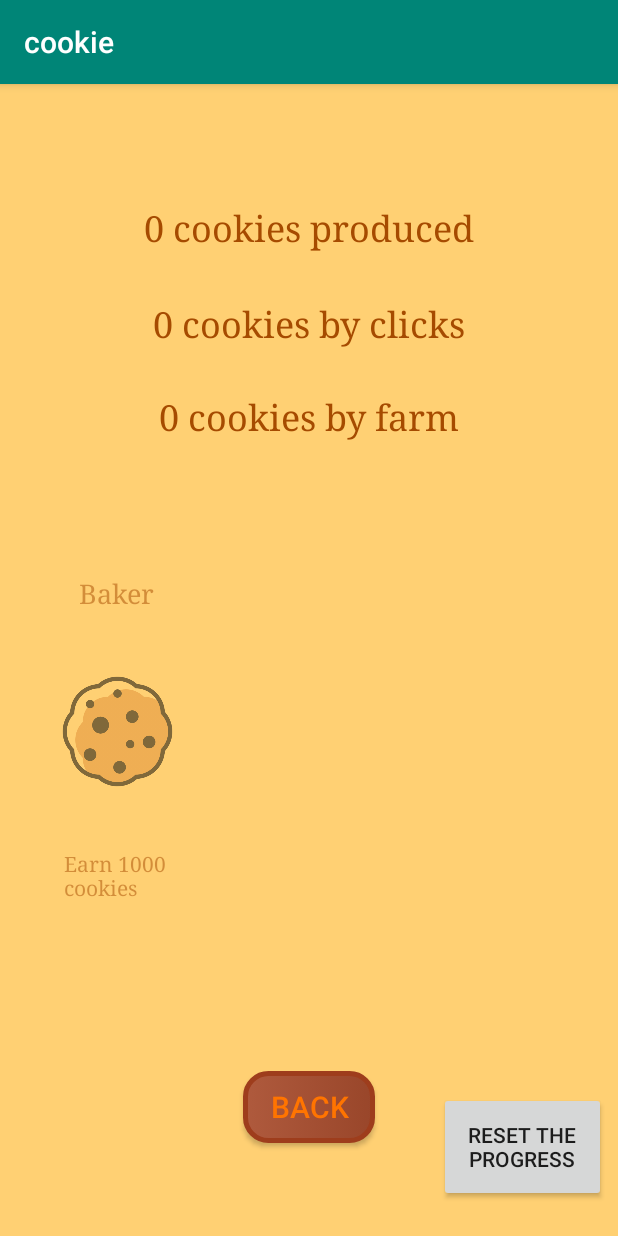
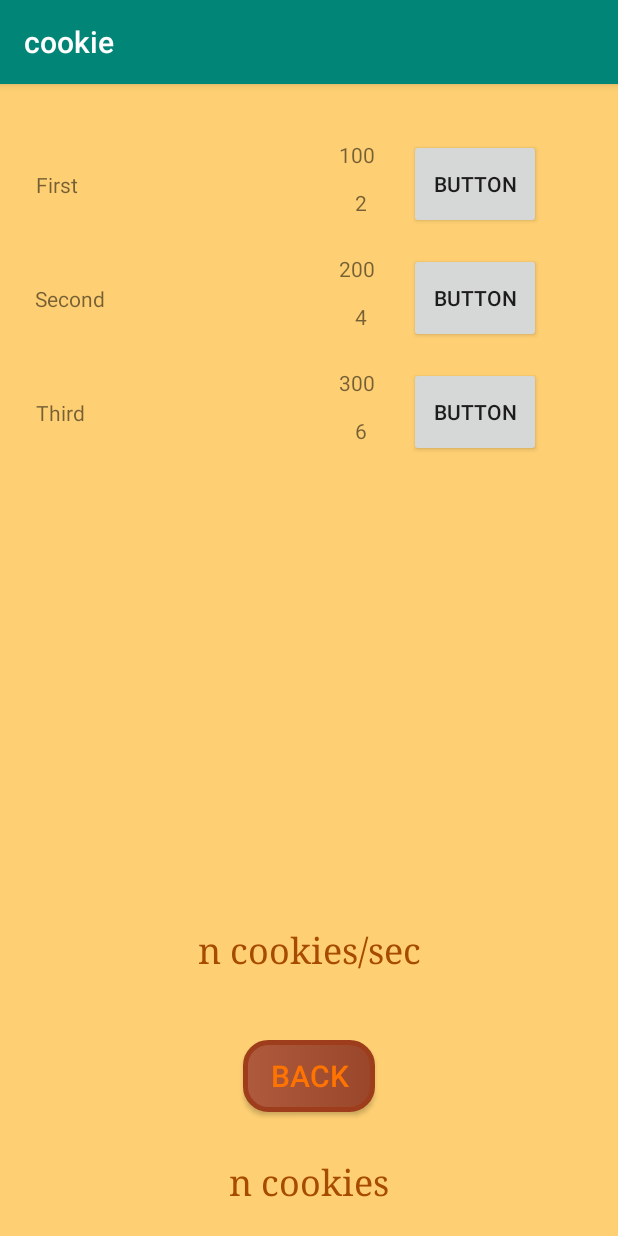
Before and after one commit to BigSaaber/cookie, an Android app: the screen it shows after launch (StatisticActivity before the commit, LastShopActivity after it), after a tap on "STATISTICS", on a phone screen of 412 x 824 dp. Run offline under Robolectric (Android 15) with nearby library versions, the phone set to English and light mode, and no system bars.

Commit message:
1. recycleView works
Need to:
-Add buttons for Intent
-Add rv buttons
-Add rv text changes
-Add main rv text changes
-Add sounds (everywhere)
-Add saves

```diff
--- a/app/build.gradle
+++ b/app/build.gradle
@@ -26,7 +26,6 @@ dependencies {
     androidTestImplementation 'com.android.support.test:runner:1.0.2'
     androidTestImplementation 'com.android.support.test.espresso:espresso-core:3.0.2'
 
-
     //recyclerview
     implementation 'com.android.support:recyclerview-v7:28.0.0'
 
--- a/app/src/main/AndroidManifest.xml
+++ b/app/src/main/AndroidManifest.xml
@@ -20,7 +20,8 @@
         </activity>
         <activity android:name=".ShopActivity" />
         <activity android:name=".StatisticActivity" />
-        <activity android:name=".RecyclerShopActivity"></activity>
+        <activity android:name=".RecyclerShopActivity" />
+        <activity android:name=".LastShopActivity"></activity>
     </application>
 
 </manifest>
--- /dev/null
+++ b/app/src/main/java/e/max_1l/not_a_virus/Agent.java
@@ -0,0 +1,12 @@
+package e.max_1l.not_a_virus;
+
+public class Agent {
+    public String name;
+    public int upgrade,price;
+
+    public Agent(String name, int upgrade, int price) {
+        this.name = name;
+        this.upgrade = upgrade;
+        this.price = price;
+    }
+}
--- /dev/null
+++ b/app/src/main/java/e/max_1l/not_a_virus/LastRecyclerAdapter.java
@@ -0,0 +1,57 @@
+package e.max_1l.not_a_virus;
+
+import android.content.Context;
+import android.support.annotation.NonNull;
+import android.support.v7.widget.RecyclerView;
+import android.view.LayoutInflater;
+import android.view.View;
+import android.view.ViewGroup;
+import android.widget.Button;
+import android.widget.TextView;
+
+import java.util.ArrayList;
+
+public class LastRecyclerAdapter extends RecyclerView.Adapter<LastRecyclerAdapter.ViewHolder> {
+    private LayoutInflater inflater;
+    private ArrayList<Agent> agents;
+
+    public LastRecyclerAdapter(Context context, ArrayList<Agent> agents) {
+        this.agents = agents;
+        this.inflater = LayoutInflater.from(context);
+    }
+
+    @NonNull
+    @Override
+    public ViewHolder onCreateViewHolder(@NonNull ViewGroup viewGroup, int i) {
+        View view = inflater.inflate(R.layout.agent_layout,viewGroup,false);
+        ViewHolder holder = new ViewHolder(view);
+        return holder;
+    }
+
+    @Override
+    public void onBindViewHolder(@NonNull ViewHolder viewHolder, int i) {
+        Agent agent = agents.get(i);
+        viewHolder.upgrade.setText(String.valueOf(agent.upgrade));
+        viewHolder.price.setText(String.valueOf(agent.price));
+        viewHolder.name.setText(String.valueOf(agent.name));
+
+    }
+
+    @Override
+    public int getItemCount() {
+        return agents.size();
+    }
+
+    public class ViewHolder extends RecyclerView.ViewHolder {
+        public TextView name,price,upgrade;
+        public Button buy;
+
+        public ViewHolder(@NonNull View itemView) {
+            super(itemView);
+            name = itemView.findViewById(R.id.name_text);
+            price = itemView.findViewById(R.id.price_text);
+            upgrade = itemView.findViewById(R.id.upgrade_text);
+            buy = itemView.findViewById(R.id.buy_button);
+        }
+    }
+}
--- /dev/null
+++ b/app/src/main/java/e/max_1l/not_a_virus/LastShopActivity.java
@@ -0,0 +1,49 @@
+package e.max_1l.not_a_virus;
+
+import android.support.v7.app.AppCompatActivity;
+import android.os.Bundle;
+import android.support.v7.widget.LinearLayoutManager;
+import android.support.v7.widget.RecyclerView;
+import android.util.Log;
+import android.view.View;
+
+import java.util.ArrayList;
+
+public class LastShopActivity extends AppCompatActivity implements View.OnClickListener {
+
+    RecyclerView rv;
+
+    @Override
+    protected void onCreate(Bundle savedInstanceState) {
+        super.onCreate(savedInstanceState);
+        setContentView(R.layout.activity_last_shop);
+
+        rv = findViewById(R.id.lrv);
+
+        LastRecyclerAdapter adapter = new LastRecyclerAdapter(this,makeAgents());
+        rv.setAdapter(adapter);
+        rv.setLayoutManager(new LinearLayoutManager(this));
+
+
+    }
+
+    public ArrayList<Agent> makeAgents(){
+        ArrayList<Agent> agents = new ArrayList<>();
+        Agent agent;
+        String[] names = {"First","Second","Third"};
+        int[] prices = {100,200,300};
+        int[] upgrades = {2,4,6};
+        for (int i = 0; i <names.length ; i++) {
+            agent = new Agent(names[i],upgrades[i],prices[i]);
+            agents.add(agent);
+        }
+        Log.d("Completed",agents.toString());
+        return agents;
+    }
+
+
+    @Override
+    public void onClick(View v) {
+
+    }
+}
--- a/app/src/main/java/e/max_1l/not_a_virus/MainActivity.java
+++ b/app/src/main/java/e/max_1l/not_a_virus/MainActivity.java
@@ -42,7 +42,7 @@ public class MainActivity extends AppCompatActivity implements View.OnClickListe
     public static final String allcSetting = "allcSetting";
     public static final String clickcSetting = "clickSetting";
     public static final String farmcSetting = "farmSetting";
-    private SharedPreferences mSettings;
+    public SharedPreferences mSettings;
 
     /////////////////////////////////////////////////////////////////////////////////////////////////////////// сохранение настроек///////////////////////
 
@@ -159,6 +159,7 @@ public class MainActivity extends AppCompatActivity implements View.OnClickListe
                 startActivityForResult(i,1);
             break;
             case R.id.statistics:
+                /*
                 Intent g = new Intent(this, StatisticActivity.class) ;
                 g.putExtra("allc", allc) ;
                 g.putExtra("num", num) ;
@@ -166,6 +167,9 @@ public class MainActivity extends AppCompatActivity implements View.OnClickListe
                 g.putExtra("farmc", farmc) ;
                 mSoundPool.play(confirmSoundId,1,1,1,0,2);
                 startActivityForResult(g,2);
+                */
+                Intent g = new Intent(this, LastShopActivity.class) ;
+                startActivity(g);
              break;
             case R.id.r_shop:
                 Intent f = new Intent(this,RecyclerShopActivity.class) ;
@@ -179,6 +183,10 @@ public class MainActivity extends AppCompatActivity implements View.OnClickListe
                 startActivityForResult(f,1);
                 break;
         }
+    }
+
+    public void myVoid(){
+        //mSettings.getInt()
     }
 
 
--- a/app/src/main/java/e/max_1l/not_a_virus/RecyclerShopActivity.java
+++ b/app/src/main/java/e/max_1l/not_a_virus/RecyclerShopActivity.java
@@ -67,7 +67,7 @@ public class RecyclerShopActivity extends AppCompatActivity implements View.OnCl
         bback = findViewById(R.id.back);
         amount = findViewById(R.id.cookies_amount);
         farmspeed = findViewById(R.id.cookies_farmspeed);
-        log = findViewById(R.id.log);
+        //log = findViewById(R.id.log);
 
         bback.setOnClickListener(this);
 
@@ -115,12 +115,18 @@ public class RecyclerShopActivity extends AppCompatActivity implements View.OnCl
         putMrSettings();
 
     }
+    protected void onDestroy() {
+        super.onDestroy();
+        putMrSettings();
+
+    }
 
 
     protected void onStop() {
         super.onStop();
-        putMrSettings();
+        //putMrSettings();
     }
+
 
 
     protected void onResume() {
@@ -157,8 +163,8 @@ public class RecyclerShopActivity extends AppCompatActivity implements View.OnCl
             lootPrices.set(4, mrSettings.getInt(lootPricesSetting5, p5));
             lootPrices.set(5, mrSettings.getInt(lootPricesSetting6, p6));
             lootPrices.set(6, mrSettings.getInt(lootPricesSetting7, p7));
-            lootPrices.set(7, mrSettings.getInt(lootPricesSetting7, p8));
-            lootPrices.set(8, mrSettings.getInt(lootPricesSetting7, p9));
+            lootPrices.set(7, mrSettings.getInt(lootPricesSetting8, p8));
+            lootPrices.set(8, mrSettings.getInt(lootPricesSetting9, p9));
 
 
     }
--- /dev/null
+++ b/app/src/main/res/layout/activity_last_shop.xml
@@ -0,0 +1,101 @@
+<?xml version="1.0" encoding="utf-8"?>
+<android.support.constraint.ConstraintLayout xmlns:android="http://schemas.android.com/apk/res/android"
+    xmlns:app="http://schemas.android.com/apk/res-auto"
+    xmlns:tools="http://schemas.android.com/tools"
+    android:layout_width="match_parent"
+    android:layout_height="match_parent"
+    android:background="@color/colorLightYellow"
+    tools:context=".LastShopActivity">
+
+    <android.support.v7.widget.RecyclerView
+        android:id="@+id/lrv"
+        android:layout_width="368dp"
+        android:layout_height="333dp"
+        android:layout_marginStart="8dp"
+        android:layout_marginLeft="8dp"
+        android:layout_marginTop="8dp"
+        android:layout_marginEnd="8dp"
+        android:layout_marginRight="8dp"
+        android:layout_marginBottom="8dp"
+        app:layout_constraintBottom_toBottomOf="parent"
+        app:layout_constraintEnd_toEndOf="parent"
+        app:layout_constraintHorizontal_bias="0.0"
+        app:layout_constraintStart_toStartOf="parent"
+        app:layout_constraintTop_toTopOf="parent"
+        app:layout_constraintVertical_bias="0.049" />
+
+
+    <Button
+        android:id="@+id/back"
+        android:layout_width="wrap_content"
+        android:layout_height="wrap_content"
+        android:layout_alignParentBottom="true"
+        android:layout_centerHorizontal="true"
+        android:layout_marginStart="8dp"
+        android:layout_marginLeft="8dp"
+        android:layout_marginTop="8dp"
+        android:layout_marginEnd="8dp"
+        android:layout_marginRight="8dp"
+        android:layout_marginBottom="8dp"
+        android:background="@drawable/button"
+        android:text="back"
+        android:textColor="@color/colorTextLightYellow"
+        android:textSize="20sp"
+        app:layout_constraintBottom_toBottomOf="parent"
+        app:layout_constraintEnd_toEndOf="parent"
+        app:layout_constraintStart_toStartOf="parent"
+        app:layout_constraintTop_toTopOf="parent"
+        app:layout_constraintVertical_bias="0.894" />
+
+    <TextView
+        android:id="@+id/cookies_amount"
+        android:layout_width="wrap_content"
+        android:layout_height="wrap_content"
+        android:layout_above="@+id/back"
+        android:layout_centerHorizontal="true"
+        android:layout_marginStart="8dp"
+        android:layout_marginLeft="8dp"
+        android:layout_marginTop="8dp"
+        android:layout_marginEnd="8dp"
+        android:layout_marginRight="8dp"
+        android:layout_marginBottom="8dp"
+        android:text="n cookies"
+        android:textColor="@color/colorBrownText"
+        android:textSize="24sp"
+        android:typeface="serif"
+        app:layout_constraintBottom_toBottomOf="parent"
+        app:layout_constraintEnd_toEndOf="parent"
+        app:layout_constraintStart_toStartOf="parent"
+        app:layout_constraintTop_toTopOf="parent"
+        app:layout_constraintVertical_bias="0.982" />
+
+    <TextView
+        android:id="@+id/cookies_farmspeed"
+        android:layout_width="wrap_content"
+        android:layout_height="wrap_content"
+        android:layout_alignParentBottom="true"
+        android:layout_centerHorizontal="true"
+        android:layout_marginStart="8dp"
+        android:layout_marginLeft="8dp"
+        android:layout_marginTop="8dp"
+        android:layout_marginEnd="8dp"
+        android:layout_marginRight="8dp"
+        android:layout_marginBottom="8dp"
+        android:text="n cookies/sec"
+        android:textColor="@color/colorBrownText"
+        android:textSize="24sp"
+        android:typeface="serif"
+        app:layout_constraintBottom_toBottomOf="parent"
+        app:layout_constraintEnd_toEndOf="parent"
+        app:layout_constraintHorizontal_bias="0.502"
+        app:layout_constraintStart_toStartOf="parent"
+        app:layout_constraintTop_toTopOf="parent"
+        app:layout_constraintVertical_bias="0.768" />
+
+
+
+
+
+
+
+</android.support.constraint.ConstraintLayout>
--- a/app/src/main/res/layout/activity_recycler_shop.xml
+++ b/app/src/main/res/layout/activity_recycler_shop.xml
@@ -50,20 +50,7 @@
         android:textSize="24sp"
         android:typeface="serif"/>
 
-    <TextView
-        android:id="@+id/log"
-        android:layout_width="149dp"
-        android:layout_height="86dp"
-        android:layout_alignParentStart="true"
-        android:layout_alignParentLeft="true"
-        android:layout_alignParentBottom="true"
-        android:layout_marginStart="3dp"
-        android:layout_marginLeft="3dp"
-        android:layout_marginEnd="-4dp"
-        android:layout_marginRight="-4dp"
-        android:layout_marginBottom="2dp"
-        android:layout_toStartOf="@+id/back"
-        android:layout_toLeftOf="@+id/back" />
+
 
 
 </RelativeLayout>
--- /dev/null
+++ b/app/src/main/res/layout/agent_layout.xml
@@ -0,0 +1,80 @@
+<?xml version="1.0" encoding="utf-8"?>
+<android.support.constraint.ConstraintLayout
+    xmlns:android="http://schemas.android.com/apk/res/android"
+    xmlns:app="http://schemas.android.com/apk/res-auto"
+    xmlns:tools="http://schemas.android.com/tools"
+    android:layout_width="match_parent"
+    android:layout_height="wrap_content">
+
+    <TextView
+        android:id="@+id/name_text"
+        android:layout_width="wrap_content"
+        android:layout_height="wrap_content"
+        android:layout_marginStart="8dp"
+        android:layout_marginLeft="8dp"
+        android:layout_marginTop="8dp"
+        android:layout_marginEnd="8dp"
+        android:layout_marginRight="8dp"
+        android:layout_marginBottom="8dp"
+        android:text="TextView"
+        app:layout_constraintBottom_toBottomOf="parent"
+        app:layout_constraintEnd_toEndOf="parent"
+        app:layout_constraintHorizontal_bias="0.025"
+        app:layout_constraintStart_toStartOf="parent"
+        app:layout_constraintTop_toTopOf="parent"
+        app:layout_constraintVertical_bias="0.512" />
+
+    <TextView
+        android:id="@+id/price_text"
+        android:layout_width="wrap_content"
+        android:layout_height="wrap_content"
+        android:layout_marginStart="8dp"
+        android:layout_marginLeft="8dp"
+        android:layout_marginTop="8dp"
+        android:layout_marginEnd="8dp"
+        android:layout_marginRight="8dp"
+        android:layout_marginBottom="8dp"
+        android:text="TextView"
+        app:layout_constraintBottom_toBottomOf="parent"
+        app:layout_constraintEnd_toEndOf="parent"
+        app:layout_constraintHorizontal_bias="0.641"
+        app:layout_constraintStart_toStartOf="parent"
+        app:layout_constraintTop_toTopOf="parent"
+        app:layout_constraintVertical_bias="0.016" />
+
+    <TextView
+        android:id="@+id/upgrade_text"
+        android:layout_width="wrap_content"
+        android:layout_height="wrap_content"
+        android:layout_marginStart="8dp"
+        android:layout_marginLeft="8dp"
+        android:layout_marginTop="8dp"
+        android:layout_marginEnd="8dp"
+        android:layout_marginRight="8dp"
+        android:layout_marginBottom="8dp"
+        android:text="TextView"
+        app:layout_constraintBottom_toBottomOf="parent"
+        app:layout_constraintEnd_toEndOf="parent"
+        app:layout_constraintHorizontal_bias="0.641"
+        app:layout_constraintStart_toStartOf="parent"
+        app:layout_constraintTop_toTopOf="parent"
+        app:layout_constraintVertical_bias="0.804" />
+
+    <Button
+        android:id="@+id/buy_button"
+        android:layout_width="wrap_content"
+        android:layout_height="60dp"
+        android:layout_marginStart="8dp"
+        android:layout_marginLeft="8dp"
+        android:layout_marginTop="8dp"
+        android:layout_marginEnd="8dp"
+        android:layout_marginRight="8dp"
+        android:layout_marginBottom="8dp"
+        android:text="Button"
+        app:layout_constraintBottom_toBottomOf="parent"
+        app:layout_constraintEnd_toEndOf="parent"
+        app:layout_constraintHorizontal_bias="0.971"
+        app:layout_constraintStart_toStartOf="parent"
+        app:layout_constraintTop_toTopOf="parent"
+        app:layout_constraintVertical_bias="0.017" />
+</android.support.constraint.ConstraintLayout>
```
